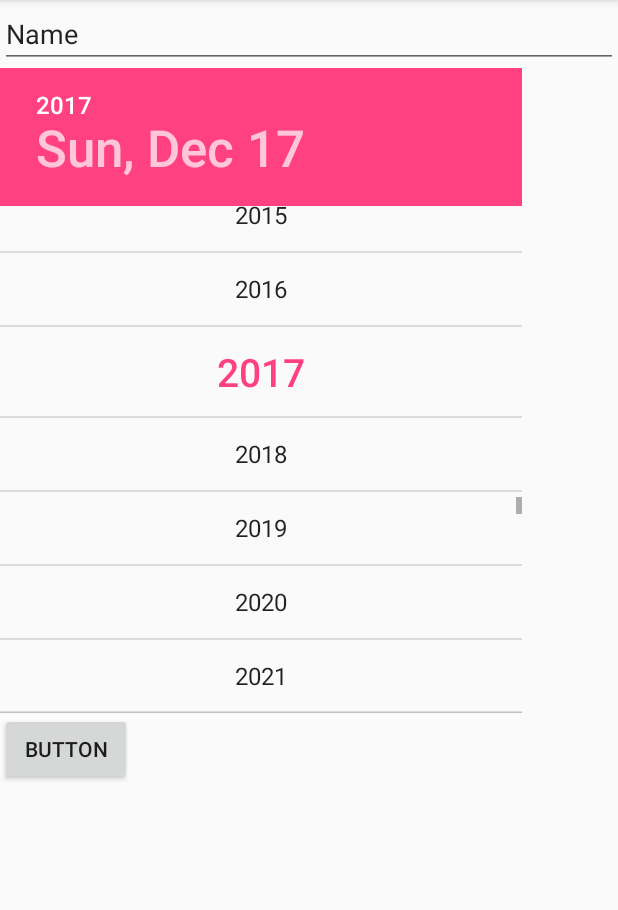
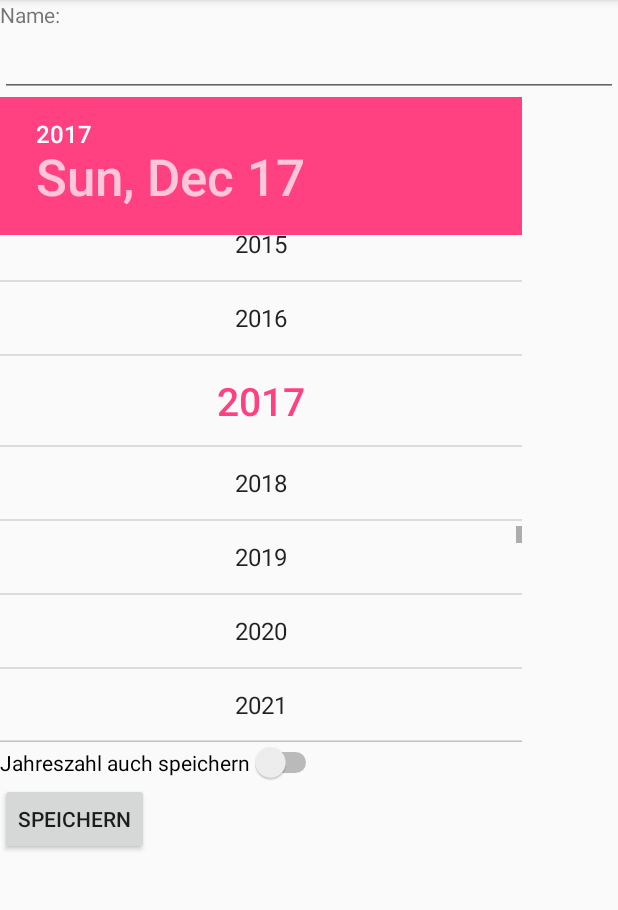
Before and after one commit to outofthecave/Geburtstagskalender, an Android app: the AddBirthdayActivity screen opened directly, with no data from a screen before it, after a tap on "2017", on a phone screen of 412 x 824 dp, the part 84-994 px from its top. Run offline under Robolectric (Android 15) with nearby library versions, the phone set to English and light mode, and no system bars.

Commit message:
adding a bday: add switch to save year, disallow empty name

```diff
--- a/app/src/main/java/com/example/outofthecave/geburtstagskalender/TimelineActivity.java
+++ b/app/src/main/java/com/example/outofthecave/geburtstagskalender/TimelineActivity.java
@@ -57,7 +57,11 @@ public class TimelineActivity extends AppCompatActivity implements AsyncGetAllBi
         LinearLayout birthdayList = (LinearLayout) findViewById(R.id.birthdayList);
         for (Birthday birthday : birthdays) {
             TextView birthdayLine = new TextView(this);
-            birthdayLine.setText(String.format(Locale.ROOT, "%d.%d. %s", birthday.day, birthday.month, birthday.name));
+            String yearString = "";
+            if (birthday.year != null) {
+                yearString = birthday.year.toString();
+            }
+            birthdayLine.setText(String.format(Locale.ROOT, "%d.%d.%s %s", birthday.day, birthday.month, yearString, birthday.name));
             birthdayList.addView(birthdayLine);
         }
     }
--- /dev/null
+++ b/app/src/main/java/com/example/outofthecave/geburtstagskalender/ui/MyDatePicker.java
@@ -0,0 +1,43 @@
+package com.example.outofthecave.geburtstagskalender.ui;
+
+import android.content.Context;
+import android.util.AttributeSet;
+import android.view.MotionEvent;
+import android.view.ViewParent;
+import android.widget.DatePicker;
+
+/**
+ * {@link DatePicker} with some bug fixes:
+ * <ul>
+ *     <li>https://stackoverflow.com/a/34189814</li>
+ * </ul>
+ */
+public class MyDatePicker extends DatePicker {
+    public MyDatePicker(Context context) {
+        super(context);
+    }
+
+    public MyDatePicker(Context context, AttributeSet attrs) {
+        super(context, attrs);
+    }
+
+    public MyDatePicker(Context context, AttributeSet attrs, int defStyleAttr) {
+        super(context, attrs, defStyleAttr);
+    }
+
+    public MyDatePicker(Context context, AttributeSet attrs, int defStyleAttr, int defStyleRes) {
+        super(context, attrs, defStyleAttr, defStyleRes);
+    }
+
+    @Override
+    public boolean onInterceptTouchEvent(MotionEvent event) {
+        if (event.getActionMasked() == MotionEvent.ACTION_DOWN) {
+            ViewParent parent = getParent();
+            if (parent != null) {
+                parent.requestDisallowInterceptTouchEvent(true);
+            }
+        }
+
+        return false;
+    }
+}
--- a/app/src/main/res/layout/activity_add_birthday.xml
+++ b/app/src/main/res/layout/activity_add_birthday.xml
@@ -7,6 +7,7 @@
     tools:context="com.example.outofthecave.geburtstagskalender.AddBirthdayActivity">
 
     <ScrollView
+        android:id="@+id/scrollView"
         android:layout_width="match_parent"
         android:layout_height="match_parent">
 
@@ -15,29 +16,36 @@
             android:layout_height="wrap_content"
             android:orientation="vertical">
 
+            <TextView
+                android:id="@+id/nameLabel"
+                android:layout_width="match_parent"
+                android:layout_height="wrap_content"
+                android:text="Name:" />
+
             <EditText
                 android:id="@+id/nameTextField"
                 android:layout_width="match_parent"
                 android:layout_height="wrap_content"
-                android:ems="10"
                 android:inputType="textPersonName"
-                android:text="Name" />
+                android:text="" />
 
-            <DatePicker
+            <com.example.outofthecave.geburtstagskalender.ui.MyDatePicker
                 android:id="@+id/datePicker"
                 android:layout_width="wrap_content"
+                android:layout_height="wrap_content" />
+
+            <Switch
+                android:id="@+id/doSaveYear"
+                android:layout_width="wrap_content"
                 android:layout_height="wrap_content"
-                tools:layout_editor_absoluteX="0dp"
-                tools:layout_editor_absoluteY="46dp" />
+                android:text="Jahreszahl auch speichern" />
 
             <Button
                 android:id="@+id/addBirthdayButton"
                 android:layout_width="wrap_content"
                 android:layout_height="wrap_content"
                 android:onClick="onAddBirthdayButtonClick"
-                android:text="Button"
-                tools:layout_editor_absoluteX="280dp"
-                tools:layout_editor_absoluteY="447dp" />
+                android:text="Speichern" />
         </LinearLayout>
 
     </ScrollView>
```
Also changed, not shown: app/src/main/java/com/example/outofthecave/geburtstagskalender/AddBirthdayActivity.java (+30 -2 lines).
